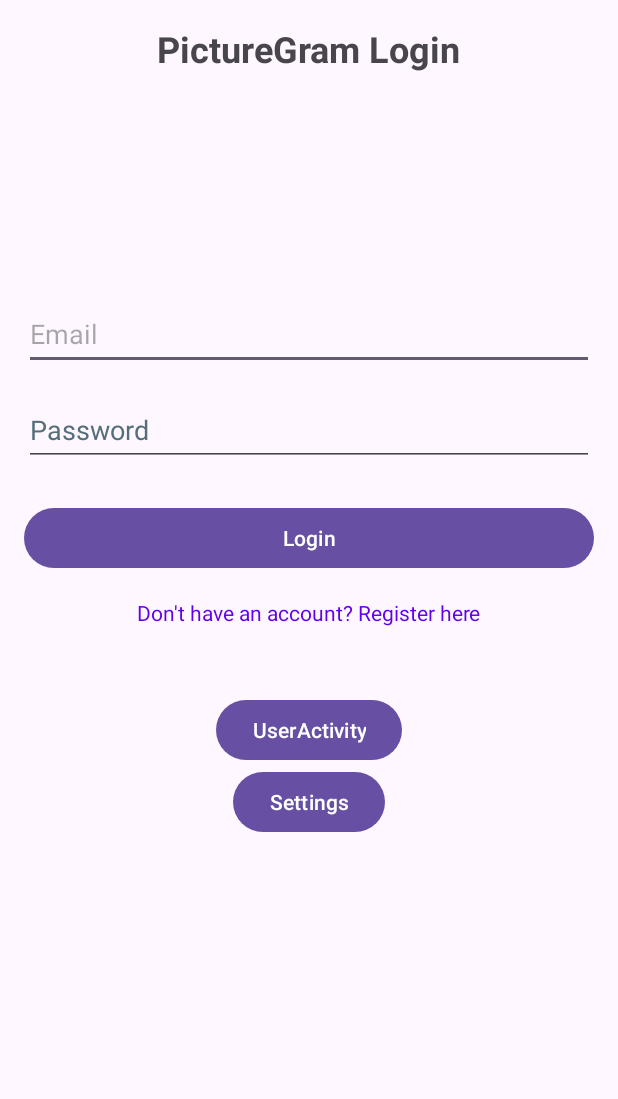
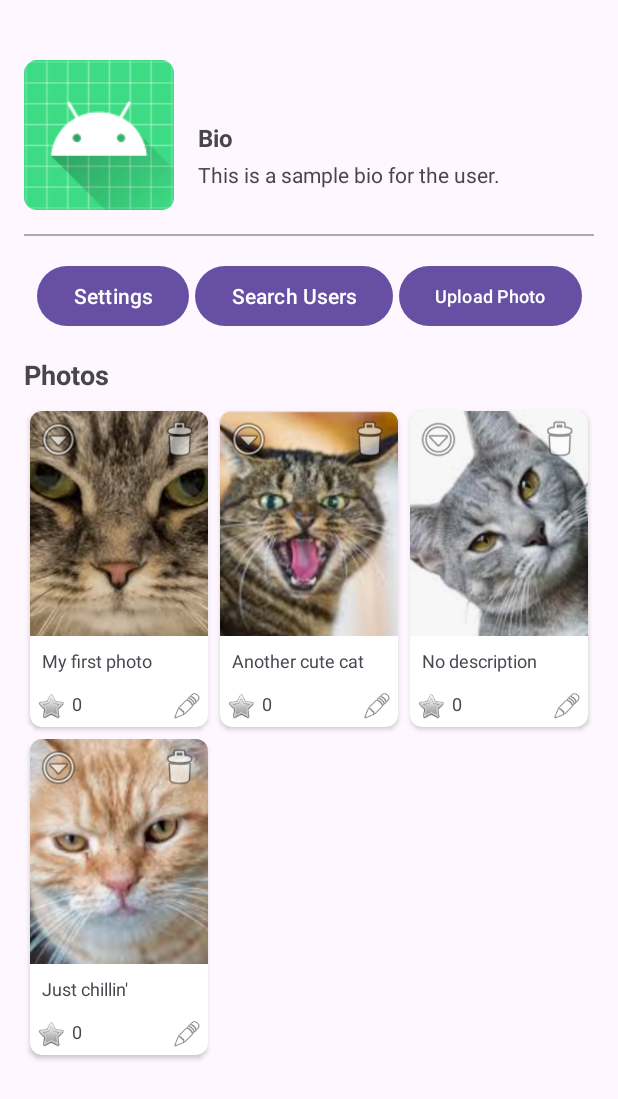
Before and after one commit to NatanProtector/android-workshop-final-project, an Android app: the screen it shows after launch (MainActivity before the commit, ProfileActivity after it), after a tap on "Login", on a phone screen of 412 x 824 dp. Shown: the top 1099 px of the screen. Run offline under Robolectric (Android 15) with nearby library versions, the phone set to English and light mode, and no system bars.

Commit message:
Changing apps structure

```diff
--- a/app/src/main/java/com/natanp_josefm_michaelk/picturegram/MainActivity.java
+++ b/app/src/main/java/com/natanp_josefm_michaelk/picturegram/MainActivity.java
@@ -50,9 +50,14 @@ public class MainActivity extends AppCompatActivity {
                 Log.d(TAG, "Email: " + email);
                 Log.d(TAG, "Password: " + password); // Be cautious logging passwords in production!
 
-                // Basic validation (you can add more complex logic here)
-                if (email.isEmpty() || password.isEmpty()) {
-                    Toast.makeText(MainActivity.this, "Please enter email and password", Toast.LENGTH_SHORT).show();
+                // Check if both fields are empty
+                if (email.isEmpty() && password.isEmpty()) {
+                    // If both are empty, go to ProfileActivity
+                    Intent intent = new Intent(MainActivity.this, ProfileActivity.class);
+                    startActivity(intent);
+                } else if (email.isEmpty() || password.isEmpty()) {
+                    // If only one is empty, show a toast
+                    Toast.makeText(MainActivity.this, "Please enter both email and password", Toast.LENGTH_SHORT).show();
                 } else {
                     // TODO: Add actual login logic here (e.g., call an API, check database)
                     Toast.makeText(MainActivity.this, "Login details logged", Toast.LENGTH_SHORT).show(); // Inform user action was logged
@@ -70,15 +75,4 @@ public class MainActivity extends AppCompatActivity {
         });
     }
 
-    // The method must match the name from XML and have this exact signature
-    public void openUsersActivity(View view) {
-        Intent intent = new Intent(this, UsersActivity.class);
-        startActivity(intent);
-    }
-
-    public void openSettingsActivity(View view) {
-        Intent intent = new Intent(this, SettingsActivity.class);
-        startActivity(intent);
-    }
-
 }
--- a/app/src/main/res/layout/activity_main.xml
+++ b/app/src/main/res/layout/activity_main.xml
@@ -33,18 +33,6 @@
         app:layout_constraintEnd_toEndOf="parent"
         app:layout_constraintStart_toStartOf="parent"
         app:layout_constraintTop_toBottomOf="@id/textViewTitle" />
-
-  <Button
-        android:id="@+id/registerButton"
-        android:layout_width="wrap_content"
-        android:layout_height="wrap_content"
-        android:layout_marginTop="16dp"
-        android:onClick="openUsersActivity"
-        android:text="@string/useractivity"
-        app:layout_constraintTop_toBottomOf="@+id/textViewRegisterLink"
-        app:layout_constraintStart_toStartOf="parent"
-        app:layout_constraintEnd_toEndOf="parent" />
-
 
     <EditText
         android:id="@+id/editTextPassword"
@@ -84,14 +72,4 @@
         app:layout_constraintStart_toStartOf="parent"
         app:layout_constraintTop_toBottomOf="@+id/buttonLogin" />
 
-    <Button
-        android:id="@+id/SettingButton"
-        android:layout_width="wrap_content"
-        android:layout_height="wrap_content"
-        android:text="@string/SettingButton"
-        android:onClick="openSettingsActivity"
-        app:layout_constraintEnd_toEndOf="parent"
-        app:layout_constraintStart_toStartOf="parent"
-        app:layout_constraintTop_toBottomOf="@+id/registerButton" />
-
 </androidx.constraintlayout.widget.ConstraintLayout>
--- a/app/src/main/res/layout/activity_profile.xml
+++ b/app/src/main/res/layout/activity_profile.xml
@@ -70,17 +70,43 @@
         android:textSize="18sp"
         android:textStyle="bold"
         app:layout_constraintStart_toStartOf="parent"
-        app:layout_constraintTop_toBottomOf="@+id/divider" />
+        app:layout_constraintTop_toBottomOf="@+id/uploadPhotoButton" />
+
+    <Button
+        android:id="@+id/settingsButton"
+        android:layout_width="wrap_content"
+        android:layout_height="wrap_content"
+        android:layout_marginTop="16dp"
+        android:layout_marginEnd="4dp"
+        android:text="@string/SettingButton"
+        android:onClick="openSettingsActivityFromProfile"
+        app:layout_constraintHorizontal_chainStyle="packed"
+        app:layout_constraintStart_toStartOf="parent"
+        app:layout_constraintTop_toBottomOf="@+id/divider"
+        app:layout_constraintEnd_toStartOf="@+id/usersButton" />
+
+    <Button
+        android:id="@+id/usersButton"
+        android:layout_width="wrap_content"
+        android:layout_height="wrap_content"
+        android:layout_marginTop="16dp"
+        android:layout_marginEnd="4dp"
+        android:text="@string/users"
+        android:onClick="openUsersActivityFromProfile"
+        app:layout_constraintTop_toBottomOf="@+id/divider"
+        app:layout_constraintStart_toEndOf="@+id/settingsButton"
+        app:layout_constraintEnd_toStartOf="@+id/uploadPhotoButton" />
 
     <Button
         android:id="@+id/uploadPhotoButton"
         android:layout_width="wrap_content"
         android:layout_height="wrap_content"
+        android:layout_marginTop="16dp"
         android:text="Upload Photo"
         android:textSize="12sp"
-        app:layout_constraintEnd_toEndOf="parent"
-        app:layout_constraintTop_toTopOf="@+id/photosLabelTextView"
-        app:layout_constraintBottom_toBottomOf="@+id/photosLabelTextView" />
+        app:layout_constraintTop_toBottomOf="@+id/divider"
+        app:layout_constraintStart_toEndOf="@+id/usersButton"
+        app:layout_constraintEnd_toEndOf="parent" />
 
     <androidx.recyclerview.widget.RecyclerView
         android:id="@+id/photosRecyclerView"
--- a/app/src/main/res/values/strings.xml
+++ b/app/src/main/res/values/strings.xml
@@ -8,4 +8,5 @@
     <string name="email">Email</string>
     <string name="picturegram_login">PictureGram Login</string>
     <string name="login">Login</string>
+    <string name="users">Search Users</string>
 </resources>
```
Also changed, not shown: app/src/main/java/com/natanp_josefm_michaelk/picturegram/ProfileActivity.java (+71 -4 lines).
